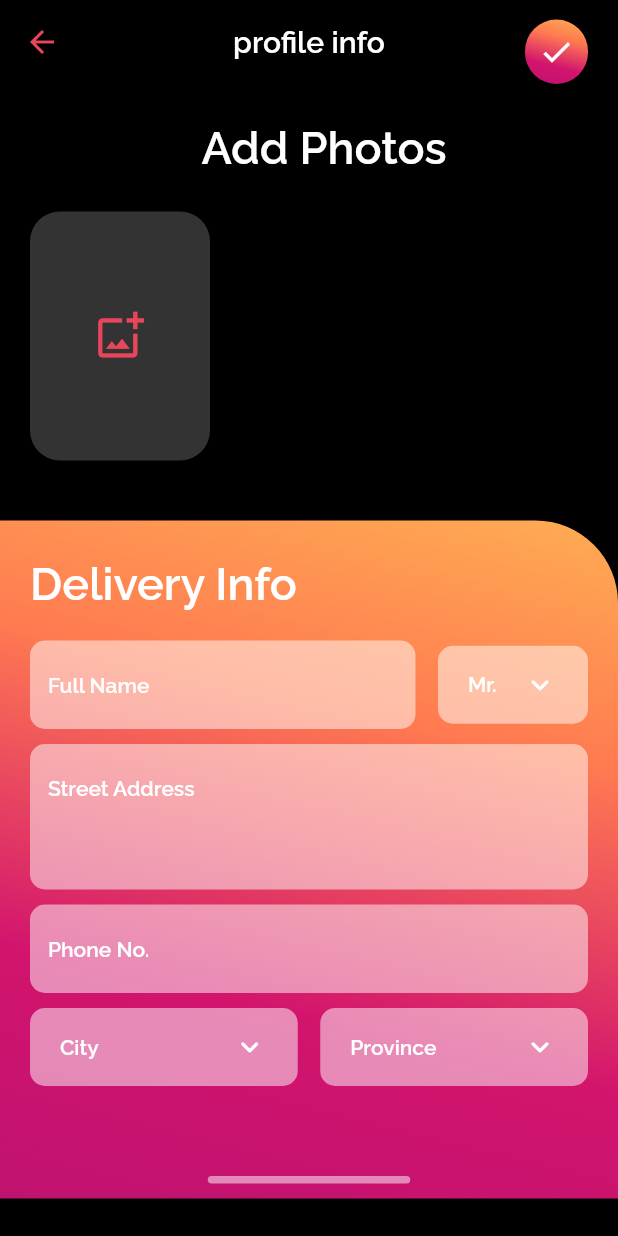
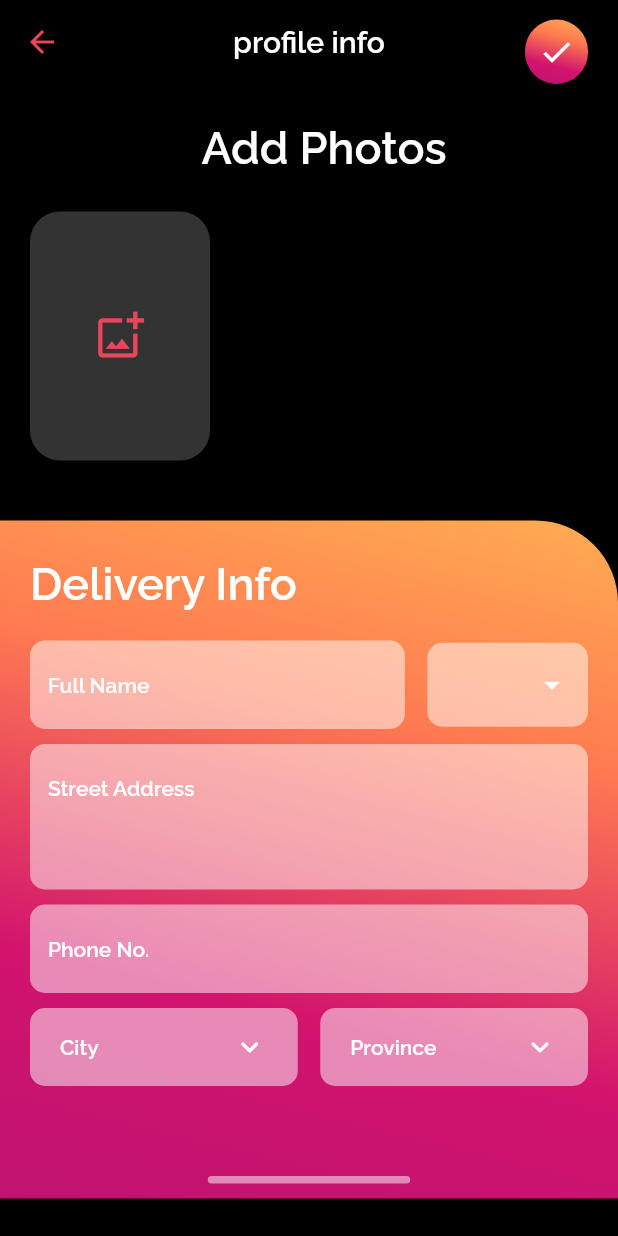
Before and after one commit to Nizetech/print, a Flutter app: the AddPhotoScreen screen opened directly, on a phone screen of 412 x 824 dp. Run offline on Flutter 3.47's test engine with Material 2 defaults, Android fonts, the phone set to English and light mode, and no system bars; our stand-ins replace get, image_picker.

Commit message:
added dropdown

```diff
--- a/lib/add_photo.dart
+++ b/lib/add_photo.dart
@@ -187,6 +187,7 @@ class _AddPhotoScreenState extends State<AddPhotoScreen> {
                   Row(
                     children: [
                       Expanded(
+                        flex: 7,
                         child: TextField(
                           decoration: InputDecoration(
                             hintText: 'Full Name',
@@ -203,29 +204,64 @@ class _AddPhotoScreenState extends State<AddPhotoScreen> {
                         ),
                       ),
                       SizedBox(width: 15),
-                      Container(
-                          height: 52,
-                          width: 100,
-                          padding: EdgeInsets.symmetric(horizontal: 20),
-                          decoration: BoxDecoration(
-                            borderRadius: BorderRadius.circular(10),
-                            color: Colors.white.withOpacity(0.5),
+                      Expanded(
+                        flex: 3,
+                        child: DropdownButtonFormField(
+                          items: [
+                            DropdownMenuItem(
+                              child: Text(
+                                'Mr',
                               ),
-                          child: Row(
-                            mainAxisAlignment: MainAxisAlignment.spaceBetween,
-                            children: const [
-                              Text(
-                                'Mr.',
+                              value: 'Mr',
+                            ),
+                            DropdownMenuItem(
+                              child: Text(
+                                'Mrs',
+                              ),
+                              value: 'Mrs',
+                            ),
+                          ],
+                          iconEnabledColor: Colors.white,
+                          onChanged: (val) {},
                           style: TextStyle(
                             color: Colors.white,
                             fontSize: 14,
                             fontWeight: FontWeight.w600,
                           ),
+                          dropdownColor: Colors.black,
+                          decoration: InputDecoration(
+                            border: OutlineInputBorder(
+                                borderRadius: BorderRadius.circular(10),
+                                borderSide: BorderSide.none),
+                            filled: true,
+                            fillColor: Colors.white.withOpacity(0.5),
+                            isDense: true,
                           ),
-                              Icon(Icons.keyboard_arrow_down_rounded,
-                                  color: Colors.white),
-                            ],
-                          )),
+                        ),
+                      ),
+                      // Container(
+                      //     height: 52,
+                      //     width: 100,
+                      //     padding: EdgeInsets.symmetric(horizontal: 20),
+                      //     decoration: BoxDecoration(
+                      //       borderRadius: BorderRadius.circular(10),
+                      //       color: Colors.white.withOpacity(0.5),
+                      //     ),
+                      //     child: Row(
+                      //       mainAxisAlignment: MainAxisAlignment.spaceBetween,
+                      //       children: const [
+                      //         Text(
+                      //           'Mr.',
+                      //           style: TextStyle(
+                      //             color: Colors.white,
+                      //             fontSize: 14,
+                      //             fontWeight: FontWeight.w600,
+                      //           ),
+                      //         ),
+                      //         Icon(Icons.keyboard_arrow_down_rounded,
+                      //             color: Colors.white),
+                      //       ],
+                      //     )),
                     ],
                   ),
                   SizedBox(height: 10),
```
Lines whose indentation alone changed are shown as unchanged.
